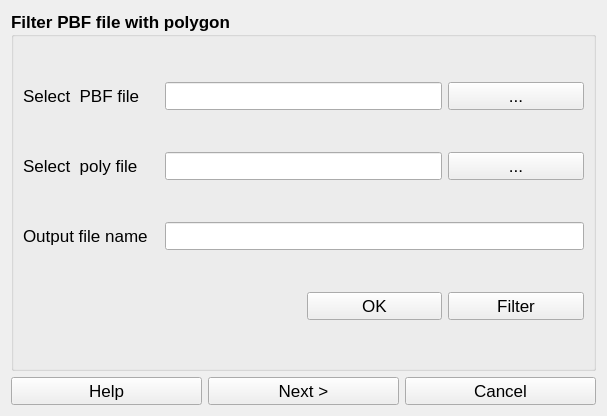
First picture: the form in flexgi_test/filter_PBF.ui, repository FlexiGIS/FlexiGIS-plugin, before the edit.
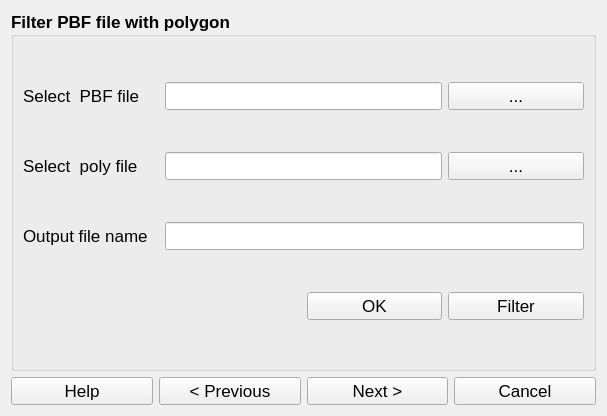
Second picture: the form after the edit.

```diff
--- a/flexgi_test/filter_PBF.ui
+++ b/flexgi_test/filter_PBF.ui
@@ -19,14 +19,21 @@
    <string>FlexiGIS</string>
   </property>
   <layout class="QGridLayout" name="gridLayout">
-   <item row="1" column="2">
+   <item row="1" column="1">
+    <widget class="QPushButton" name="b5">
+     <property name="text">
+      <string>&lt; Previous</string>
+     </property>
+    </widget>
+   </item>
+   <item row="1" column="3">
     <widget class="QPushButton" name="b7">
      <property name="text">
       <string>Cancel</string>
      </property>
     </widget>
    </item>
-   <item row="1" column="1">
+   <item row="1" column="2">
     <widget class="QPushButton" name="b6">
      <property name="text">
       <string>Next &gt;</string>
@@ -34,13 +41,13 @@
     </widget>
    </item>
    <item row="1" column="0">
-    <widget class="QPushButton" name="b5">
+    <widget class="QPushButton" name="b8">
      <property name="text">
       <string>Help</string>
      </property>
     </widget>
    </item>
-   <item row="0" column="0" colspan="3">
+   <item row="0" column="0" colspan="4">
     <widget class="QGroupBox" name="groupBox">
      <property name="font">
       <font>
```
